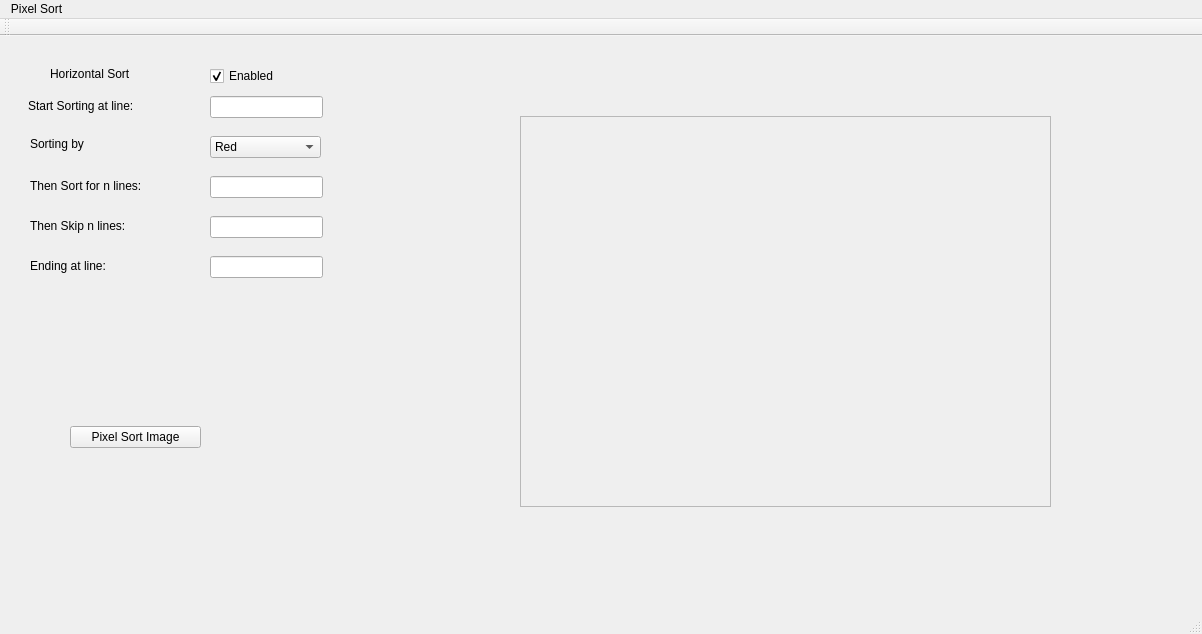
Above: imageviewer.ui from allen-garvey/pixel-sorter-gui before the change. Below: the same form after it.
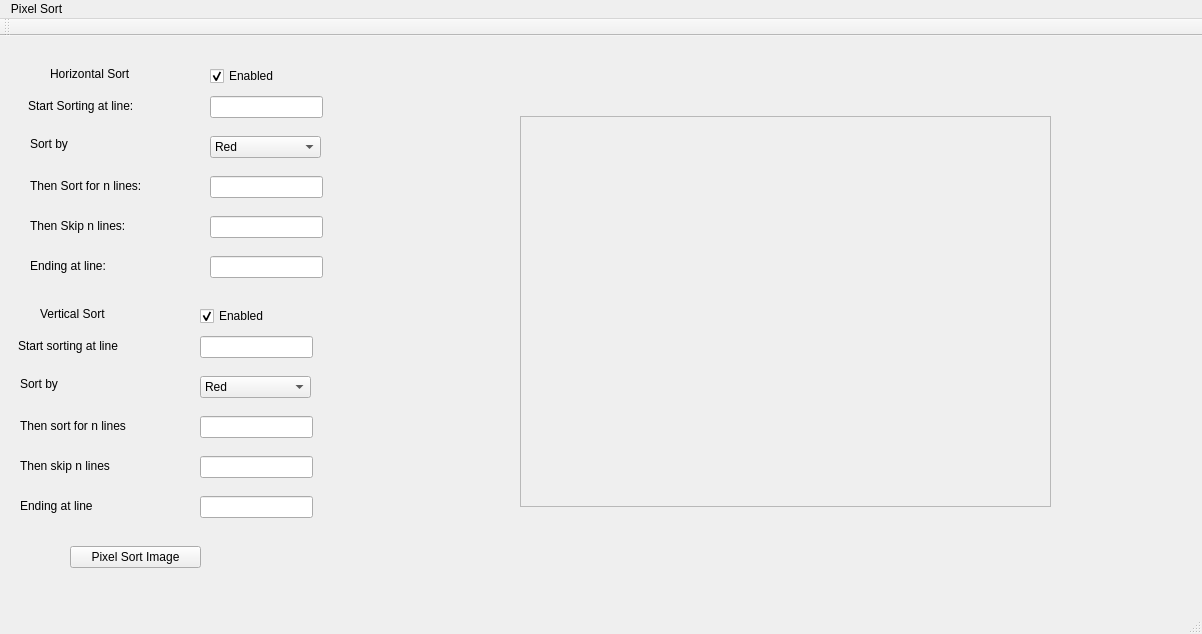
That is the form after the change.

Commit message: Add controls for vertical sort

The edit to the form file:
```diff
--- a/imageviewer.ui
+++ b/imageviewer.ui
@@ -56,7 +56,7 @@
     <property name="geometry">
      <rect>
       <x>70</x>
-      <y>390</y>
+      <y>510</y>
       <width>131</width>
       <height>22</height>
      </rect>
@@ -186,7 +186,7 @@
      </rect>
     </property>
     <property name="text">
-     <string>Sorting by</string>
+     <string>Sort by</string>
     </property>
    </widget>
    <widget class="QComboBox" name="horizontalSortTypeComboBox">
@@ -251,6 +251,192 @@
      <bool>false</bool>
     </property>
    </widget>
+   <widget class="QLineEdit" name="verticalSortCountLineEdit">
+    <property name="geometry">
+     <rect>
+      <x>200</x>
+      <y>380</y>
+      <width>113</width>
+      <height>22</height>
+     </rect>
+    </property>
+   </widget>
+   <widget class="QLineEdit" name="verticalSortSkipLineEdit">
+    <property name="geometry">
+     <rect>
+      <x>200</x>
+      <y>420</y>
+      <width>113</width>
+      <height>22</height>
+     </rect>
+    </property>
+   </widget>
+   <widget class="QLineEdit" name="verticalSortStartLineEdit">
+    <property name="enabled">
+     <bool>true</bool>
+    </property>
+    <property name="geometry">
+     <rect>
+      <x>200</x>
+      <y>300</y>
+      <width>113</width>
+      <height>22</height>
+     </rect>
+    </property>
+   </widget>
+   <widget class="QLabel" name="verticalSortSkipLabel">
+    <property name="geometry">
+     <rect>
+      <x>20</x>
+      <y>420</y>
+      <width>111</width>
+      <height>20</height>
+     </rect>
+    </property>
+    <property name="text">
+     <string>Then skip n lines</string>
+    </property>
+   </widget>
+   <widget class="QComboBox" name="verticalSortTypeComboBox">
+    <property name="geometry">
+     <rect>
+      <x>200</x>
+      <y>340</y>
+      <width>111</width>
+      <height>22</height>
+     </rect>
+    </property>
+    <item>
+     <property name="text">
+      <string>Red</string>
+     </property>
+    </item>
+    <item>
+     <property name="text">
+      <string>Green</string>
+     </property>
+    </item>
+    <item>
+     <property name="text">
+      <string>Blue</string>
+     </property>
+    </item>
+    <item>
+     <property name="text">
+      <string>Hue</string>
+     </property>
+    </item>
+    <item>
+     <property name="text">
+      <string>Saturation</string>
+     </property>
+    </item>
+    <item>
+     <property name="text">
+      <string>Value</string>
+     </property>
+    </item>
+   </widget>
+   <widget class="QLabel" name="verticalSortStartLabel">
+    <property name="enabled">
+     <bool>true</bool>
+    </property>
+    <property name="geometry">
+     <rect>
+      <x>18</x>
+      <y>300</y>
+      <width>141</width>
+      <height>20</height>
+     </rect>
+    </property>
+    <property name="text">
+     <string>Start sorting at line</string>
+    </property>
+   </widget>
+   <widget class="QLabel" name="verticalSortCountLabel">
+    <property name="geometry">
+     <rect>
+      <x>20</x>
+      <y>380</y>
+      <width>141</width>
+      <height>20</height>
+     </rect>
+    </property>
+    <property name="text">
+     <string>Then sort for n lines</string>
+    </property>
+   </widget>
+   <widget class="QLabel" name="verticalSortEndLabel">
+    <property name="geometry">
+     <rect>
+      <x>20</x>
+      <y>460</y>
+      <width>111</width>
+      <height>20</height>
+     </rect>
+    </property>
+    <property name="text">
+     <string>Ending at line</string>
+    </property>
+   </widget>
+   <widget class="QLabel" name="verticalSortTitleLabel">
+    <property name="geometry">
+     <rect>
+      <x>40</x>
+      <y>270</y>
+      <width>121</width>
+      <height>16</height>
+     </rect>
+    </property>
+    <property name="text">
+     <string>Vertical Sort</string>
+    </property>
+   </widget>
+   <widget class="QCheckBox" name="verticalSortEnabledCheckBox">
+    <property name="enabled">
+     <bool>true</bool>
+    </property>
+    <property name="geometry">
+     <rect>
+      <x>200</x>
+      <y>270</y>
+      <width>85</width>
+      <height>20</height>
+     </rect>
+    </property>
+    <property name="text">
+     <string>Enabled</string>
+    </property>
+    <property name="checked">
+     <bool>true</bool>
+    </property>
+    <property name="tristate">
+     <bool>false</bool>
+    </property>
+   </widget>
+   <widget class="QLineEdit" name="verticalSortEndLineEdit">
+    <property name="geometry">
+     <rect>
+      <x>200</x>
+      <y>460</y>
+      <width>113</width>
+      <height>22</height>
+     </rect>
+    </property>
+   </widget>
+   <widget class="QLabel" name="verticalSortTypeLabel">
+    <property name="geometry">
+     <rect>
+      <x>20</x>
+      <y>340</y>
+      <width>121</width>
+      <height>16</height>
+     </rect>
+    </property>
+    <property name="text">
+     <string>Sort by</string>
+    </property>
+   </widget>
   </widget>
   <widget class="QMenuBar" name="menuBar">
    <property name="geometry">
```
